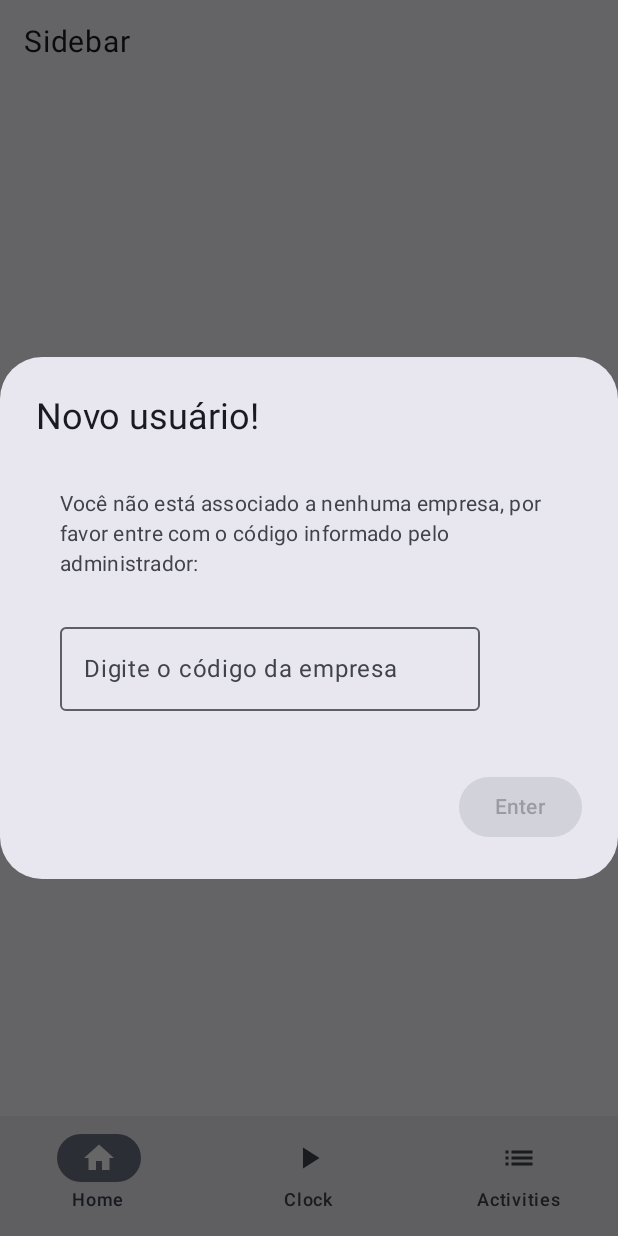
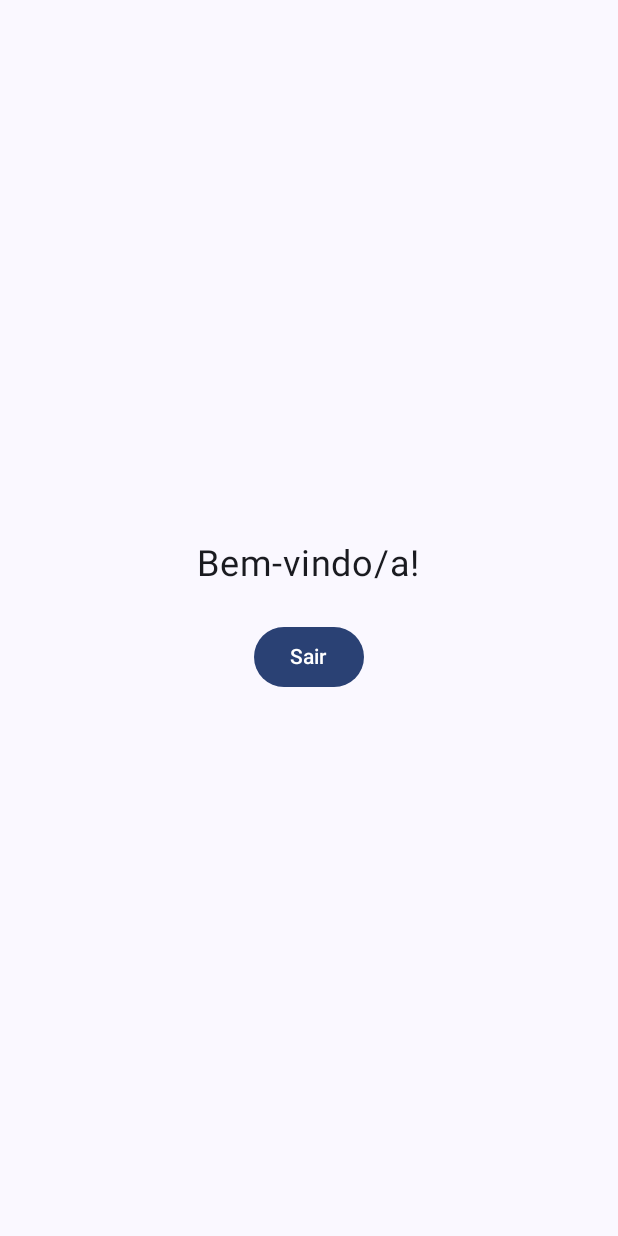
Before and after one commit to SamuelvLopes/PDM-RH, an Android app built with Jetpack Compose: the MainActivity screen opened directly, with no data from a screen before it, on a phone screen of 412 x 824 dp. Run offline under Robolectric (Android 15) with nearby library versions, the phone set to English and light mode, and no system bars.

Commit message:
Revert "New user pop with company code"

```diff
--- a/InCompanyApp/app/src/main/java/com/incompanyapp/MainActivity.kt
+++ b/InCompanyApp/app/src/main/java/com/incompanyapp/MainActivity.kt
@@ -11,13 +11,12 @@ import androidx.compose.foundation.layout.Spacer
 import androidx.compose.foundation.layout.fillMaxSize
 import androidx.compose.foundation.layout.padding
 import androidx.compose.foundation.layout.size
-import androidx.compose.material.icons.Icons
-import androidx.compose.material.icons.filled.Home
-import androidx.compose.material.icons.filled.List
-import androidx.compose.material.icons.filled.PlayArrow
-import androidx.compose.material3.*
-import androidx.compose.runtime.*
-import androidx.compose.runtime.saveable.rememberSaveable
+import androidx.compose.material3.Button
+import androidx.compose.material3.ExperimentalMaterial3Api
+import androidx.compose.material3.MaterialTheme
+import androidx.compose.material3.Surface
+import androidx.compose.material3.Text
+import androidx.compose.runtime.Composable
 import androidx.compose.ui.Alignment
 import androidx.compose.ui.Modifier
 import androidx.compose.ui.platform.LocalContext
@@ -31,11 +30,12 @@ class MainActivity : ComponentActivity() {
         super.onCreate(savedInstanceState)
         setContent {
             InCompanyAppTheme {
+                // A surface container using the 'background' color from the theme
                 Surface(
                     modifier = Modifier.fillMaxSize(),
                     color = MaterialTheme.colorScheme.background
                 ) {
-                    MainScreen()
+                    HomePage()
                 }
             }
         }
@@ -43,69 +43,12 @@ class MainActivity : ComponentActivity() {
 }
 
 @OptIn(ExperimentalMaterial3Api::class)
-@Composable
-fun MainScreen() {
-    var selectedScreen by remember { mutableStateOf("home") }
-
-    Scaffold(
-        topBar = {
-            Text(
-                text = "Sidebar",
-                modifier = Modifier.padding(16.dp),
-                fontSize = 20.sp
-            )
-        },
-        bottomBar = {
-            BottomNavigationBar(selectedScreen = selectedScreen) { screen ->
-                selectedScreen = screen
-            }
-        }
-    ) { padding ->
-        when (selectedScreen) {
-            "home" -> HomePage(Modifier.padding(padding))
-            "clock" -> ClockPage(Modifier.padding(padding))
-            "activityList" -> ActivityListPage(Modifier.padding(padding))
-        }
-    }
-}
-
-@Composable
-fun BottomNavigationBar(selectedScreen: String, onScreenSelected: (String) -> Unit) {
-    NavigationBar {
-        NavigationBarItem(
-            icon = { Icon(Icons.Filled.Home, contentDescription = "Home") },
-            label = { Text("Home") },
-            selected = selectedScreen == "home",
-            onClick = { onScreenSelected("home") }
-        )
-        NavigationBarItem(
-            icon = { Icon(Icons.Filled.PlayArrow, contentDescription = "Clock") }, // Placeholder icon for "Clock"
-            label = { Text("Clock") },
-            selected = selectedScreen == "clock",
-            onClick = { onScreenSelected("clock") }
-        )
-        NavigationBarItem(
-            icon = { Icon(Icons.Filled.List, contentDescription = "Activity List") },
-            label = { Text("Activities") },
-            selected = selectedScreen == "activityList",
-            onClick = { onScreenSelected("activityList") }
-        )
-    }
-}
-
-
-@OptIn(ExperimentalMaterial3Api::class)
 @Preview(showBackground = true)
 @Composable
 fun HomePage(modifier: Modifier = Modifier) {
     val activity = LocalContext.current as? Activity
-    var openDialog by remember { mutableStateOf(true) }
-    var companyCode by rememberSaveable { mutableStateOf("") }
-
     Column(
-        modifier = Modifier
-            .padding(16.dp)
-            .fillMaxSize(),
+        modifier = Modifier.padding(16.dp),
         verticalArrangement = Arrangement.Center,
         horizontalAlignment = Alignment.CenterHorizontally
     ) {
@@ -123,59 +66,5 @@ fun HomePage(modifier: Modifier = Modifier) {
                 Text("Sair")
             }
         }
-
-        if (openDialog) {
-            AlertDialog(
-                onDismissRequest = {},
-                title = { Text(text = "Novo usuário!") },
-                text = {
-                    Column(
-                        modifier = Modifier.padding(16.dp),
-                    ) {
-                        Text("Você não está associado a nenhuma empresa, por favor entre com o código informado pelo administrador:")
-                        Spacer(modifier = Modifier.size(24.dp))
-                        OutlinedTextField(
-                            value = companyCode,
-                            label = { Text(text = "Digite o código da empresa") },
-                            onValueChange = { companyCode = it }
-                        )
-                    }
-                },
-                confirmButton = {
-                    Button(
-                        onClick = { openDialog = false },
-                        enabled = companyCode.isNotEmpty()
-                    ) {
-                        Text("Enter")
-                    }
-                }
-            )
-        }
     }
 }
-
-@Composable
-fun ClockPage(modifier: Modifier = Modifier) {
-    Column(
-        modifier = modifier
-            .fillMaxSize()
-            .padding(16.dp),
-        verticalArrangement = Arrangement.Center,
-        horizontalAlignment = Alignment.CenterHorizontally
-    ) {
-        Text("Clock Page", fontSize = 24.sp)
-    }
-}
-
-@Composable
-fun ActivityListPage(modifier: Modifier = Modifier) {
-    Column(
-        modifier = modifier
-            .fillMaxSize()
-            .padding(16.dp),
-        verticalArrangement = Arrangement.Center,
-        horizontalAlignment = Alignment.CenterHorizontally
-    ) {
-        Text("Activity List Page", fontSize = 24.sp)
-    }
-}
```
